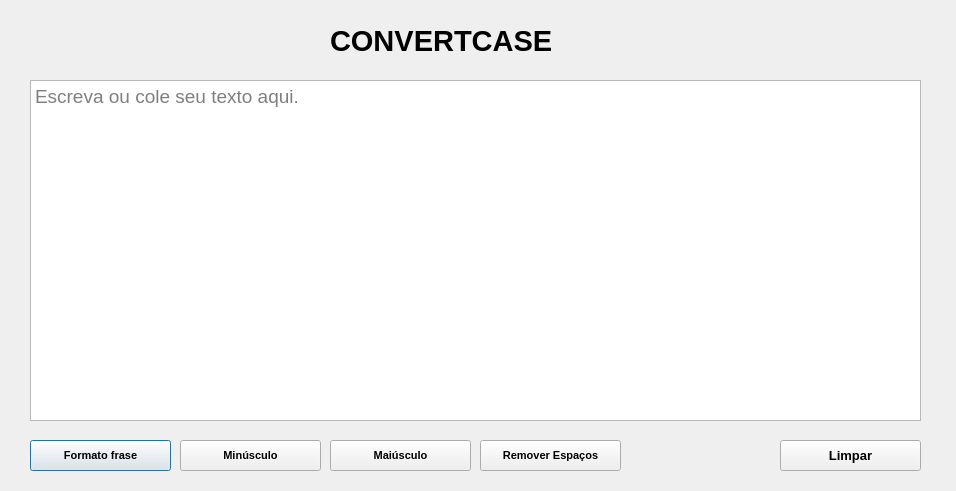
Above: Editor de texto/editor.ui from EngFellipe/Projetos-Python before the change. Below: the same form after it.
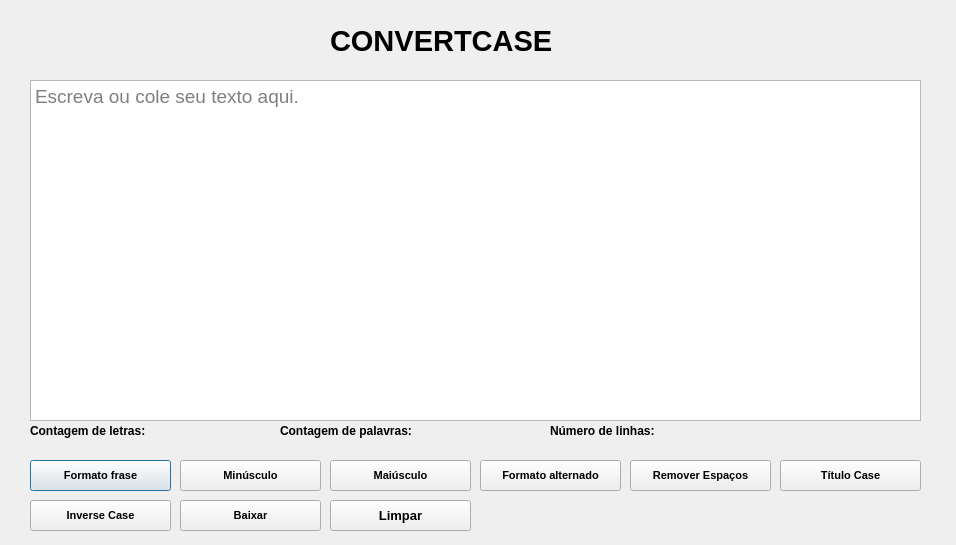
That is the form after the change.

Commit message: Adicionado mais três botões e a contagem do total de letras, palavras e linhas.

What changed in the file:
```diff
--- a/Editor de texto/editor.ui
+++ b/Editor de texto/editor.ui
@@ -7,7 +7,7 @@
     <x>0</x>
     <y>0</y>
     <width>956</width>
-    <height>491</height>
+    <height>545</height>
    </rect>
   </property>
   <property name="windowTitle">
@@ -37,7 +37,7 @@
    <property name="geometry">
     <rect>
      <x>30</x>
-     <y>440</y>
+     <y>460</y>
      <width>141</width>
      <height>31</height>
     </rect>
@@ -57,7 +57,7 @@
    <property name="geometry">
     <rect>
      <x>180</x>
-     <y>440</y>
+     <y>460</y>
      <width>141</width>
      <height>31</height>
     </rect>
@@ -77,7 +77,7 @@
    <property name="geometry">
     <rect>
      <x>330</x>
-     <y>440</y>
+     <y>460</y>
      <width>141</width>
      <height>31</height>
     </rect>
@@ -96,8 +96,8 @@
   <widget class="QPushButton" name="btn_limpar">
    <property name="geometry">
     <rect>
-     <x>780</x>
-     <y>440</y>
+     <x>330</x>
+     <y>500</y>
      <width>141</width>
      <height>31</height>
     </rect>
@@ -134,8 +134,8 @@
   <widget class="QPushButton" name="btn_removerEspaco">
    <property name="geometry">
     <rect>
-     <x>480</x>
-     <y>440</y>
+     <x>630</x>
+     <y>460</y>
      <width>141</width>
      <height>31</height>
     </rect>
@@ -151,6 +151,206 @@
     <string>Remover Espaços</string>
    </property>
   </widget>
+  <widget class="QPushButton" name="btn_alternado">
+   <property name="geometry">
+    <rect>
+     <x>480</x>
+     <y>460</y>
+     <width>141</width>
+     <height>31</height>
+    </rect>
+   </property>
+   <property name="font">
+    <font>
+     <pointsize>8</pointsize>
+     <weight>75</weight>
+     <bold>true</bold>
+    </font>
+   </property>
+   <property name="text">
+    <string>Formato alternado</string>
+   </property>
+  </widget>
+  <widget class="QPushButton" name="btn_tituloCase">
+   <property name="geometry">
+    <rect>
+     <x>780</x>
+     <y>460</y>
+     <width>141</width>
+     <height>31</height>
+    </rect>
+   </property>
+   <property name="font">
+    <font>
+     <pointsize>8</pointsize>
+     <weight>75</weight>
+     <bold>true</bold>
+    </font>
+   </property>
+   <property name="text">
+    <string>Título Case</string>
+   </property>
+  </widget>
+  <widget class="QPushButton" name="btn_inverseCase">
+   <property name="geometry">
+    <rect>
+     <x>30</x>
+     <y>500</y>
+     <width>141</width>
+     <height>31</height>
+    </rect>
+   </property>
+   <property name="font">
+    <font>
+     <pointsize>8</pointsize>
+     <weight>75</weight>
+     <bold>true</bold>
+    </font>
+   </property>
+   <property name="text">
+    <string>Inverse Case</string>
+   </property>
+  </widget>
+  <widget class="QPushButton" name="btn_baixar">
+   <property name="geometry">
+    <rect>
+     <x>180</x>
+     <y>500</y>
+     <width>141</width>
+     <height>31</height>
+    </rect>
+   </property>
+   <property name="font">
+    <font>
+     <pointsize>8</pointsize>
+     <weight>75</weight>
+     <bold>true</bold>
+    </font>
+   </property>
+   <property name="text">
+    <string>Baixar</string>
+   </property>
+  </widget>
+  <widget class="QLabel" name="label_2">
+   <property name="geometry">
+    <rect>
+     <x>30</x>
+     <y>420</y>
+     <width>151</width>
+     <height>21</height>
+    </rect>
+   </property>
+   <property name="font">
+    <font>
+     <pointsize>9</pointsize>
+     <weight>75</weight>
+     <bold>true</bold>
+    </font>
+   </property>
+   <property name="text">
+    <string>Contagem de letras:</string>
+   </property>
+  </widget>
+  <widget class="QLabel" name="label_3">
+   <property name="geometry">
+    <rect>
+     <x>280</x>
+     <y>420</y>
+     <width>171</width>
+     <height>21</height>
+    </rect>
+   </property>
+   <property name="font">
+    <font>
+     <pointsize>9</pointsize>
+     <weight>75</weight>
+     <bold>true</bold>
+    </font>
+   </property>
+   <property name="text">
+    <string>Contagem de palavras:</string>
+   </property>
+  </widget>
+  <widget class="QLabel" name="lbl_letras">
+   <property name="geometry">
+    <rect>
+     <x>190</x>
+     <y>420</y>
+     <width>81</width>
+     <height>21</height>
+    </rect>
+   </property>
+   <property name="font">
+    <font>
+     <pointsize>9</pointsize>
+     <weight>75</weight>
+     <bold>true</bold>
+    </font>
+   </property>
+   <property name="text">
+    <string/>
+   </property>
+  </widget>
+  <widget class="QLabel" name="lbl_palavras">
+   <property name="geometry">
+    <rect>
+     <x>460</x>
+     <y>420</y>
+     <width>81</width>
+     <height>21</height>
+    </rect>
+   </property>
+   <property name="font">
+    <font>
+     <pointsize>9</pointsize>
+     <weight>75</weight>
+     <bold>true</bold>
+    </font>
+   </property>
+   <property name="text">
+    <string/>
+   </property>
+  </widget>
+  <widget class="QLabel" name="label_4">
+   <property name="geometry">
+    <rect>
+     <x>550</x>
+     <y>420</y>
+     <width>141</width>
+     <height>21</height>
+    </rect>
+   </property>
+   <property name="font">
+    <font>
+     <pointsize>9</pointsize>
+     <weight>75</weight>
+     <bold>true</bold>
+    </font>
+   </property>
+   <property name="text">
+    <string>Número de linhas:</string>
+   </property>
+  </widget>
+  <widget class="QLabel" name="lbl_linhas">
+   <property name="geometry">
+    <rect>
+     <x>690</x>
+     <y>420</y>
+     <width>81</width>
+     <height>21</height>
+    </rect>
+   </property>
+   <property name="font">
+    <font>
+     <pointsize>9</pointsize>
+     <weight>75</weight>
+     <bold>true</bold>
+    </font>
+   </property>
+   <property name="text">
+    <string/>
+   </property>
+  </widget>
  </widget>
  <resources/>
  <connections/>
```
The commit also changes 4 other files.
